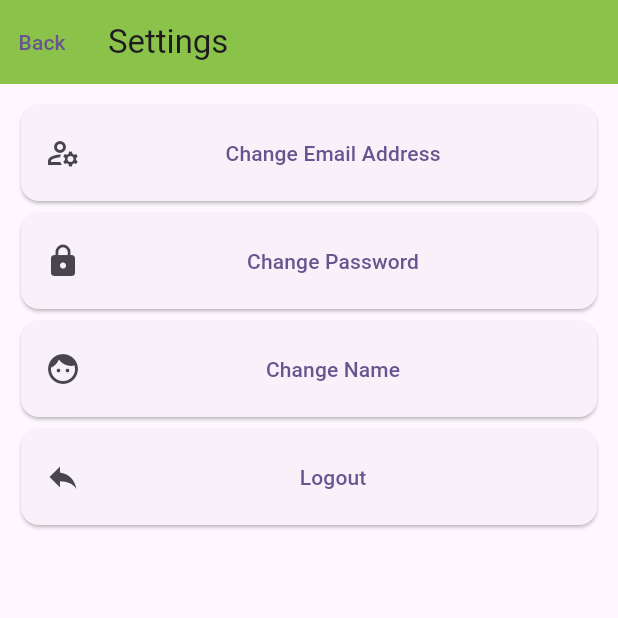
After one commit to ebang3/MobileApp_hw4, a Flutter app: the homepage screen opened directly, after a tap on "Settings", on a phone screen of 412 x 824 dp, the top half of it. The commit adds this screen. Run offline on Flutter 3.47's test engine with Material 3 defaults, Android fonts, the phone set to English and light mode, and no system bars; our stand-ins replace cloud_firestore, firebase_auth, firebase_core; accounts and stored records are empty.

Commit message:
Adds settings page

```diff
--- a/lib/homepage.dart
+++ b/lib/homepage.dart
@@ -1,7 +1,10 @@
+// ignore_for_file: prefer_const_constructors
+
 import 'package:flutter/material.dart';
 import 'package:firebase_core/firebase_core.dart';
 import 'package:firebase_auth/firebase_auth.dart';
 import 'package:cloud_firestore/cloud_firestore.dart';
+import 'package:message_board_app/settings_page.dart';
 import 'firebase_options.dart';
 import 'messageBoard.dart';
 
@@ -24,6 +27,17 @@ class _HomepageState extends State<homepage> {
       appBar: AppBar(
         title: Text('Message Board App - Homepage'),
         backgroundColor: Colors.lightGreen,
+        actions: <Widget>[
+          TextButton(
+            onPressed: () {
+              Navigator.push(
+                context,
+                MaterialPageRoute(builder: (context) => SettingsPage()),
+              );
+            },
+            child: Text("Settings"),
+          )
+        ],
       ),
       body: SingleChildScrollView(
         child: Padding(
--- /dev/null
+++ b/lib/settings_page.dart
@@ -0,0 +1,68 @@
+// ignore_for_file: prefer_const_constructors, prefer_const_literals_to_create_immutables
+import 'package:flutter/material.dart';
+import 'package:firebase_core/firebase_core.dart';
+import 'package:firebase_auth/firebase_auth.dart';
+import 'package:cloud_firestore/cloud_firestore.dart';
+import 'firebase_options.dart';
+
+class SettingsPage extends StatefulWidget {
+  const SettingsPage({super.key});
+
+  @override
+  State<SettingsPage> createState() => _SettingsPageState();
+}
+
+class _SettingsPageState extends State<SettingsPage> {
+  @override
+  Widget build(BuildContext context) {
+    return SafeArea(
+      child: Scaffold(
+        appBar: AppBar(
+            title: const Text('Settings'),
+            backgroundColor: Colors.lightGreen,
+            leading: TextButton(
+              onPressed: () {
+                Navigator.pop(context);
+              },
+              child: const Text('Back'),
+            )),
+        body: (SingleChildScrollView(
+          child: Padding(
+              padding: const EdgeInsets.all(10),
+              child: Column(
+                children: [
+                  Card(
+                      child: ListTile(
+                          leading: Icon(Icons.manage_accounts_outlined),
+                          title: TextButton(
+                            child: const Text('Change Email Address'),
+                            onPressed: () {},
+                          ))),
+                  Card(
+                      child: ListTile(
+                          leading: Icon(Icons.lock),
+                          title: TextButton(
+                            child: const Text('Change Password'),
+                            onPressed: () {},
+                          ))),
+                  Card(
+                      child: ListTile(
+                          leading: Icon(Icons.face),
+                          title: TextButton(
+                            child: const Text('Change Name'),
+                            onPressed: () {},
+                          ))),
+                  Card(
+                      child: ListTile(
+                          leading: Icon(Icons.reply),
+                          title: TextButton(
+                            child: const Text('Logout'),
+                            onPressed: () {},
+                          ))),
+                ],
+              )),
+        )),
+      ),
+    );
+  }
+}
```
